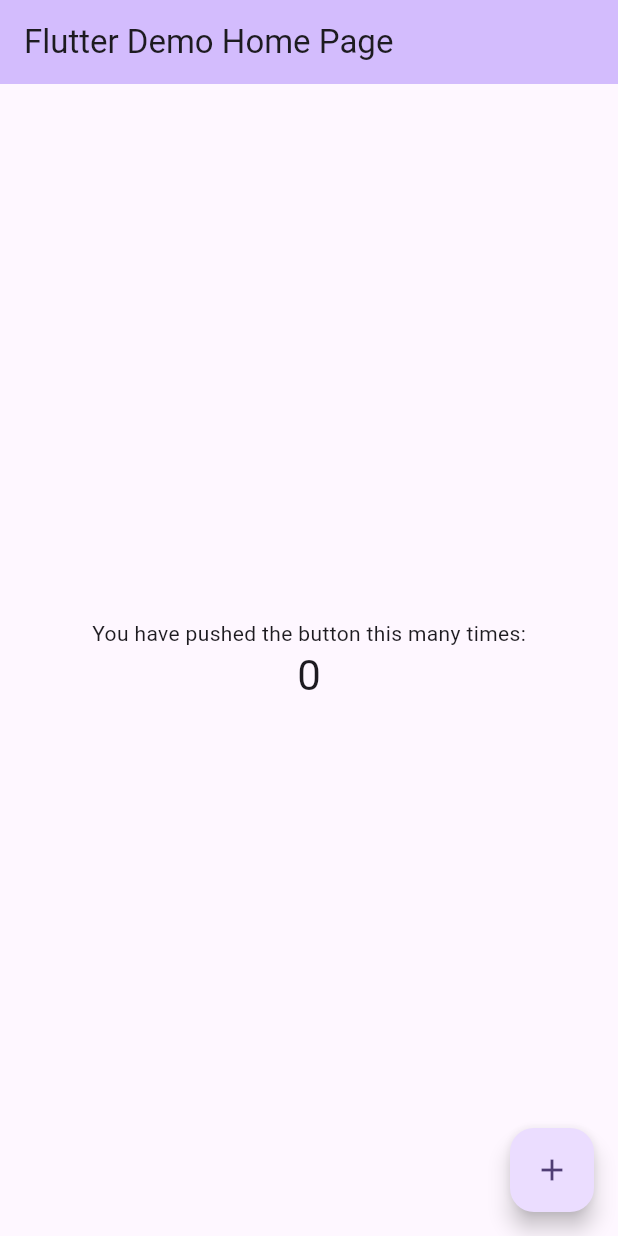
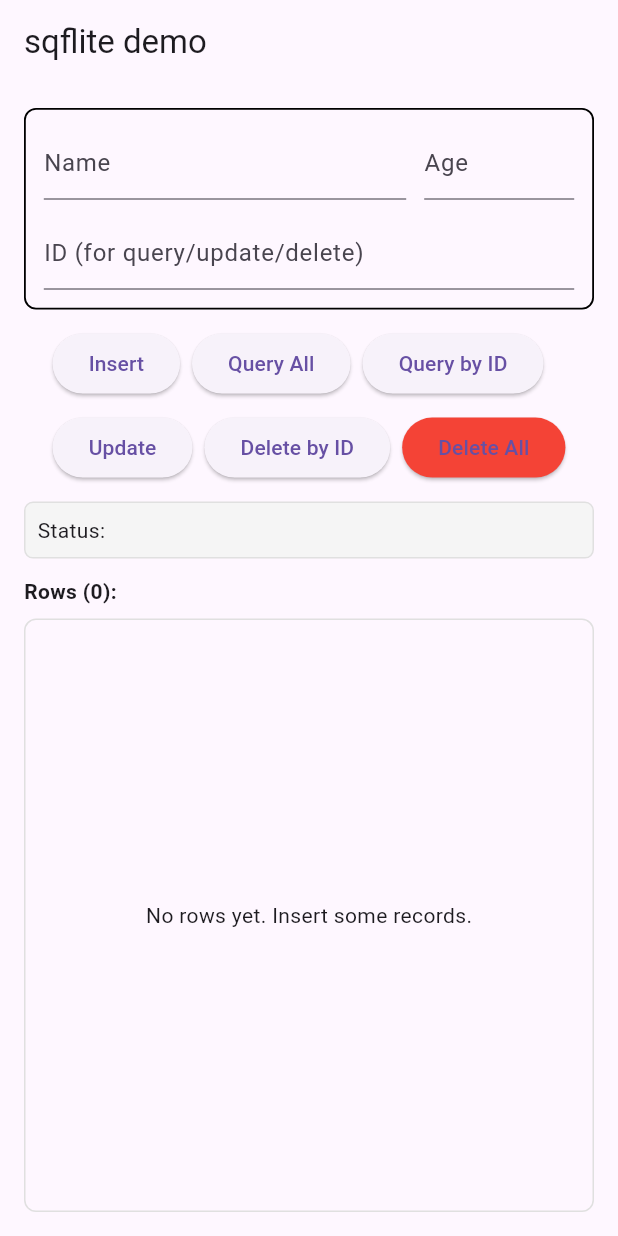
Before and after one commit to sannzay/act10_mad, a Flutter app: the screen it shows after launch, on a phone screen of 412 x 824 dp. Run offline on Flutter 3.47's test engine with Material 3 defaults, Android fonts, the phone set to English and light mode, and no system bars; our stand-ins replace sqflite; accounts and stored records are empty.

Commit message:
update main dart file

```diff
--- a/lib/main.dart
+++ b/lib/main.dart
@@ -1,122 +1,281 @@
 import 'package:flutter/material.dart';
+import 'database_helper.dart';
 
-void main() {
+final dbHelper = DatabaseHelper.instance;
+
+Future<void> main() async {
+  WidgetsFlutterBinding.ensureInitialized();
+  await dbHelper.init();
   runApp(const MyApp());
 }
 
 class MyApp extends StatelessWidget {
   const MyApp({super.key});
-
-  // This widget is the root of your application.
   @override
   Widget build(BuildContext context) {
     return MaterialApp(
-      title: 'Flutter Demo',
-      theme: ThemeData(
-        // This is the theme of your application.
-        //
-        // TRY THIS: Try running your application with "flutter run". You'll see
-        // the application has a purple toolbar. Then, without quitting the app,
-        // try changing the seedColor in the colorScheme below to Colors.green
-        // and then invoke "hot reload" (save your changes or press the "hot
-        // reload" button in a Flutter-supported IDE, or press "r" if you used
-        // the command line to start the app).
-        //
-        // Notice that the counter didn't reset back to zero; the application
-        // state is not lost during the reload. To reset the state, use hot
-        // restart instead.
-        //
-        // This works for code too, not just values: Most code changes can be
-        // tested with just a hot reload.
-        colorScheme: ColorScheme.fromSeed(seedColor: Colors.deepPurple),
-      ),
-      home: const MyHomePage(title: 'Flutter Demo Home Page'),
+      title: 'SQFlite Demo',
+      theme: ThemeData(primarySwatch: Colors.blue),
+      home: const MyHomePage(),
     );
   }
 }
 
 class MyHomePage extends StatefulWidget {
-  const MyHomePage({super.key, required this.title});
-
-  // This widget is the home page of your application. It is stateful, meaning
-  // that it has a State object (defined below) that contains fields that affect
-  // how it looks.
-
-  // This class is the configuration for the state. It holds the values (in this
-  // case the title) provided by the parent (in this case the App widget) and
-  // used by the build method of the State. Fields in a Widget subclass are
-  // always marked "final".
-
-  final String title;
-
+  const MyHomePage({super.key});
   @override
   State<MyHomePage> createState() => _MyHomePageState();
 }
 
 class _MyHomePageState extends State<MyHomePage> {
-  int _counter = 0;
+  final TextEditingController _nameController = TextEditingController();
+  final TextEditingController _ageController = TextEditingController();
+  final TextEditingController _idController = TextEditingController();
+  List<Map<String, dynamic>> _rows = [];
+  String _status = '';
 
-  void _incrementCounter() {
+  @override
+  void initState() {
+    super.initState();
+    _refreshRows();
+  }
+
+  Future<void> _refreshRows() async {
+    final rows = await dbHelper.queryAllRows();
     setState(() {
-      // This call to setState tells the Flutter framework that something has
-      // changed in this State, which causes it to rerun the build method below
-      // so that the display can reflect the updated values. If we changed
-      // _counter without calling setState(), then the build method would not be
-      // called again, and so nothing would appear to happen.
-      _counter++;
+      _rows = rows;
     });
+  }
+
+  void _setStatus(String s) {
+    setState(() => _status = s);
+    debugPrint(s);
+  }
+
+  Future<void> _insert() async {
+    final name = _nameController.text.trim();
+    final age = int.tryParse(_ageController.text.trim() ?? '');
+    if (name.isEmpty || age == null) {
+      _setStatus('Please provide a valid name and age to insert.');
+      return;
+    }
+    final id = await dbHelper.insert({
+      DatabaseHelper.columnName: name,
+      DatabaseHelper.columnAge: age,
+    });
+    _setStatus('Inserted row id: $id');
+    _nameController.clear();
+    _ageController.clear();
+    await _refreshRows();
+  }
+
+  Future<void> _queryAll() async {
+    await _refreshRows();
+    _setStatus('Queried all rows (${_rows.length})');
+  }
+
+  Future<void> _queryById() async {
+    final id = int.tryParse(_idController.text.trim() ?? '');
+    if (id == null) {
+      _setStatus('Please enter a valid ID to query.');
+      return;
+    }
+    final row = await dbHelper.queryById(id);
+    if (row == null) {
+      _setStatus('No row found with id $id.');
+    } else {
+      _setStatus('Found: ${row.toString()}');
+    }
+  }
+
+  Future<void> _update() async {
+    final id = int.tryParse(_idController.text.trim() ?? '');
+    final name = _nameController.text.trim();
+    final age = int.tryParse(_ageController.text.trim() ?? '');
+    if (id == null || name.isEmpty || age == null) {
+      _setStatus('Please provide valid id, name and age to update.');
+      return;
+    }
+    final rowsAffected = await dbHelper.update({
+      DatabaseHelper.columnId: id,
+      DatabaseHelper.columnName: name,
+      DatabaseHelper.columnAge: age,
+    });
+    _setStatus('Updated $rowsAffected row(s)');
+    await _refreshRows();
+  }
+
+  Future<void> _delete() async {
+    final id = int.tryParse(_idController.text.trim() ?? '');
+    if (id == null) {
+      _setStatus('Please enter a valid ID to delete.');
+      return;
+    }
+    final rowsDeleted = await dbHelper.delete(id);
+    _setStatus('Deleted $rowsDeleted row(s) with id $id');
+    await _refreshRows();
+  }
+
+  Future<void> _deleteAll() async {
+    final count = await dbHelper.deleteAll();
+    _setStatus('Deleted all rows ($count).');
+    await _refreshRows();
   }
 
   @override
   Widget build(BuildContext context) {
-    // This method is rerun every time setState is called, for instance as done
-    // by the _incrementCounter method above.
-    //
-    // The Flutter framework has been optimized to make rerunning build methods
-    // fast, so that you can just rebuild anything that needs updating rather
-    // than having to individually change instances of widgets.
     return Scaffold(
       appBar: AppBar(
-        // TRY THIS: Try changing the color here to a specific color (to
-        // Colors.amber, perhaps?) and trigger a hot reload to see the AppBar
-        // change color while the other colors stay the same.
-        backgroundColor: Theme.of(context).colorScheme.inversePrimary,
-        // Here we take the value from the MyHomePage object that was created by
-        // the App.build method, and use it to set our appbar title.
-        title: Text(widget.title),
+        title: const Text('sqflite demo'),
       ),
-      body: Center(
-        // Center is a layout widget. It takes a single child and positions it
-        // in the middle of the parent.
+      body: Padding(
+        padding: const EdgeInsets.all(16.0),
         child: Column(
-          // Column is also a layout widget. It takes a list of children and
-          // arranges them vertically. By default, it sizes itself to fit its
-          // children horizontally, and tries to be as tall as its parent.
-          //
-          // Column has various properties to control how it sizes itself and
-          // how it positions its children. Here we use mainAxisAlignment to
-          // center the children vertically; the main axis here is the vertical
-          // axis because Columns are vertical (the cross axis would be
-          // horizontal).
-          //
-          // TRY THIS: Invoke "debug painting" (choose the "Toggle Debug Paint"
-          // action in the IDE, or press "p" in the console), to see the
-          // wireframe for each widget.
-          mainAxisAlignment: MainAxisAlignment.center,
-          children: <Widget>[
-            const Text('You have pushed the button this many times:'),
-            Text(
-              '$_counter',
-              style: Theme.of(context).textTheme.headlineMedium,
+          children: [
+            Container(
+              padding: const EdgeInsets.all(12),
+              decoration: BoxDecoration(
+                border: Border.all(width: 1.2),
+                borderRadius: BorderRadius.circular(8),
+              ),
+              child: Column(
+                children: [
+                  Row(
+                    children: [
+                      Expanded(
+                        child: TextField(
+                          controller: _nameController,
+                          decoration: const InputDecoration(
+                            labelText: 'Name',
+                            isDense: true,
+                          ),
+                        ),
+                      ),
+                      const SizedBox(width: 12),
+                      SizedBox(
+                        width: 100,
+                        child: TextField(
+                          controller: _ageController,
+                          decoration: const InputDecoration(
+                            labelText: 'Age',
+                            isDense: true,
+                          ),
+                          keyboardType: TextInputType.number,
+                        ),
+                      )
+                    ],
+                  ),
+                  const SizedBox(height: 12),
+                  Row(
+                    children: [
+                      Expanded(
+                        child: TextField(
+                          controller: _idController,
+                          decoration: const InputDecoration(
+                            labelText: 'ID (for query/update/delete)',
+                            isDense: true,
+                          ),
+                          keyboardType: TextInputType.number,
+                        ),
+                      ),
+                    ],
+                  ),
+                ],
+              ),
+            ),
+
+            const SizedBox(height: 12),
+
+            Wrap(
+              spacing: 8,
+              runSpacing: 8,
+              children: [
+                ElevatedButton(onPressed: _insert, child: const Text('Insert')),
+                ElevatedButton(onPressed: _queryAll, child: const Text('Query All')),
+                ElevatedButton(onPressed: _queryById, child: const Text('Query by ID')),
+                ElevatedButton(onPressed: _update, child: const Text('Update')),
+                ElevatedButton(onPressed: _delete, child: const Text('Delete by ID')),
+                ElevatedButton(
+                  style: ElevatedButton.styleFrom(backgroundColor: Colors.red),
+                  onPressed: () async {
+                    // confirm destructive action
+                    final confirmed = await showDialog<bool>(
+                      context: context,
+                      builder: (context) => AlertDialog(
+                        title: const Text('Delete all records?'),
+                        content: const Text('This will remove all rows from the table.'),
+                        actions: [
+                          TextButton(onPressed: () => Navigator.pop(context, false), child: const Text('Cancel')),
+                          TextButton(onPressed: () => Navigator.pop(context, true), child: const Text('Delete')),
+                        ],
+                      ),
+                    );
+                    if (confirmed == true) {
+                      await _deleteAll();
+                    }
+                  },
+                  child: const Text('Delete All'),
+                ),
+              ],
+            ),
+
+            const SizedBox(height: 12),
+
+            Container(
+              width: double.infinity,
+              padding: const EdgeInsets.all(8),
+              decoration: BoxDecoration(
+                color: Colors.grey.shade100,
+                border: Border.all(color: Colors.grey.shade300),
+                borderRadius: BorderRadius.circular(6),
+              ),
+              child: Text('Status: $_status', style: const TextStyle(fontSize: 14)),
+            ),
+
+            const SizedBox(height: 12),
+
+            Align(
+              alignment: Alignment.centerLeft,
+              child: Text('Rows (${_rows.length}):', style: const TextStyle(fontWeight: FontWeight.bold)),
+            ),
+
+            const SizedBox(height: 8),
+
+            Expanded(
+              child: Container(
+                padding: const EdgeInsets.all(8),
+                decoration: BoxDecoration(
+                  border: Border.all(width: 1, color: Colors.grey.shade300),
+                  borderRadius: BorderRadius.circular(8),
+                ),
+                child: _rows.isEmpty
+                    ? const Center(child: Text('No rows yet. Insert some records.'))
+                    : ListView.separated(
+                        itemCount: _rows.length,
+                        separatorBuilder: (_, __) => const Divider(),
+                        itemBuilder: (context, index) {
+                          final row = _rows[index];
+                          return ListTile(
+                            leading: CircleAvatar(child: Text(row[DatabaseHelper.columnId].toString())),
+                            title: Text(row[DatabaseHelper.columnName].toString()),
+                            subtitle: Text('Age: ${row[DatabaseHelper.columnAge]}'),
+                            trailing: IconButton(
+                              icon: const Icon(Icons.delete_outline),
+                              onPressed: () async {
+                                final id = row[DatabaseHelper.columnId] as int;
+                                await dbHelper.delete(id);
+                                _setStatus('Deleted row id $id');
+                                await _refreshRows();
+                              },
+                            ),
+                          );
+                        },
+                      ),
+              ),
             ),
           ],
         ),
       ),
-      floatingActionButton: FloatingActionButton(
-        onPressed: _incrementCounter,
-        tooltip: 'Increment',
-        child: const Icon(Icons.add),
-      ), // This trailing comma makes auto-formatting nicer for build methods.
     );
   }
 }
```
